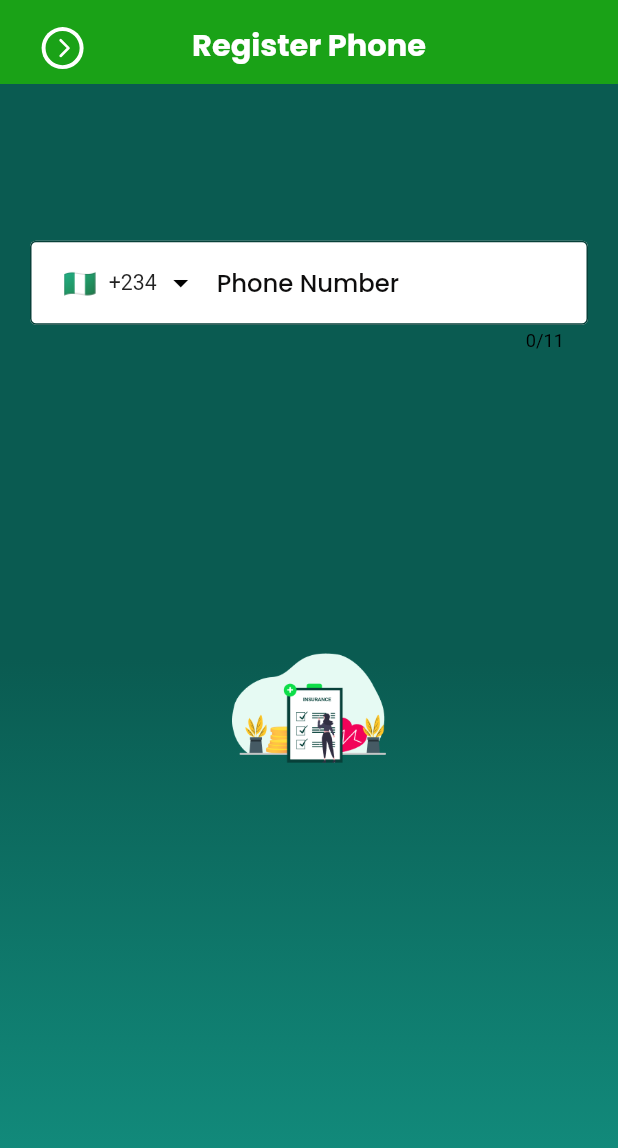
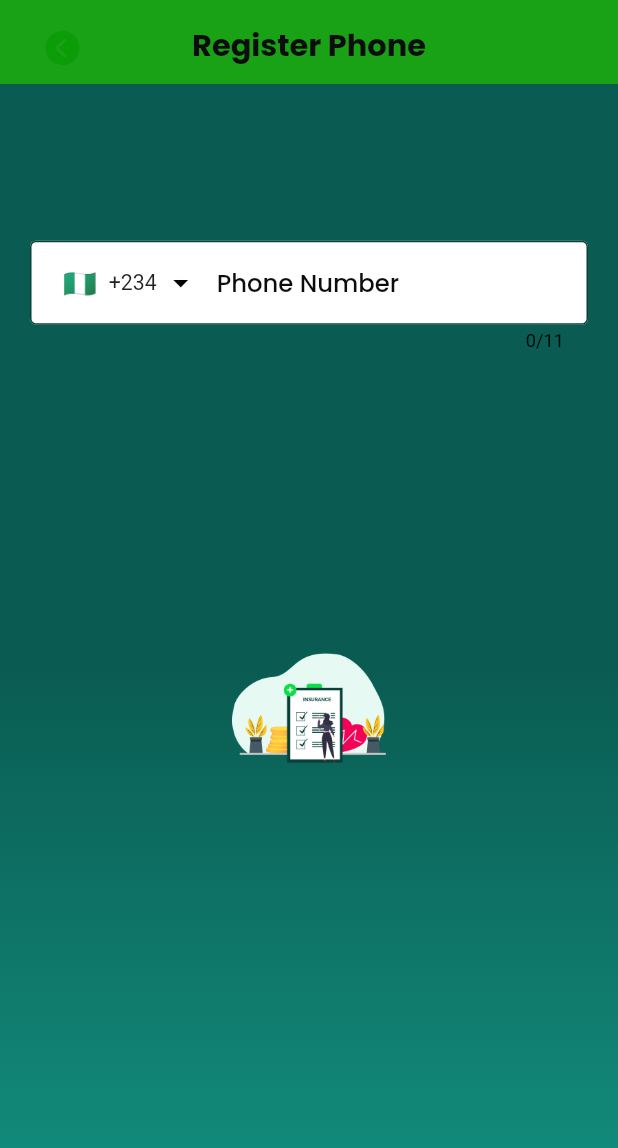
Before and after one commit to DreXuri/TajApp, a Flutter app: the RegisterPhoneScreen screen opened directly, on a phone screen of 412 x 824 dp. Shown: the top 1148 px of the screen. Run offline on Flutter 3.47's test engine with Material 2 defaults, Android fonts, the phone set to English and light mode, and no system bars; drawn by our look-alikes of dynamic_color, intl_phone_field; our stand-ins replace firebase_auth, flutter_datetime_picker_plus, flutter_riverpod, flutter_screenutil, flutter_svg, flutter_vector_icons and 10 more; missing offline and left inert: date_picker_plus; accounts and stored records are empty; generated files the repository leaves out were written again.

Commit message:
custome app bar

```diff
--- a/lib/general/widgets/app_bar.dart
+++ b/lib/general/widgets/app_bar.dart
@@ -48,10 +48,10 @@ PreferredSizeWidget customAppBar(
                       ),
                       child: CircleAvatar(
                         radius: 14,
-                        backgroundColor: AppConst.kWhite,
+                        backgroundColor: Colors.transparent,
                         child: RotatedBox(
                           quarterTurns: 0,
-                          child: Icon(Ionicons.chevron_forward_circle,
+                          child: Icon(Ionicons.chevron_back_circle,
                               size: 30.h, color: AppConst.kPrimary),
                         ),
                       ),
@@ -73,7 +73,7 @@ PreferredSizeWidget customAppBar(
             data: titleText,
             overflow: TextOverflow.fade,
             fontSize: fontSize ?? 20.0.sp,
-            color: titleColor ?? AppConst.kWhite,
+            color: titleColor ?? AppConst.kBlack,
             fontWeight: fontWeight,
             textAlign: TextAlign.center,
           ),
```
